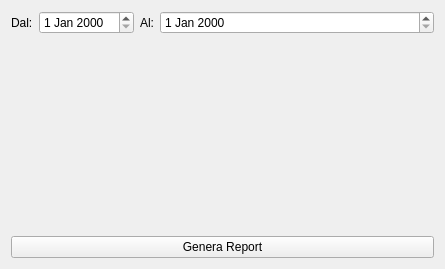
Above: cbuoni.ui from fblabs/cimiapp2 before the change. Below: the same form after it.
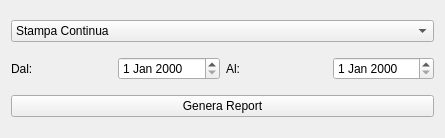
That is the form after the change. Icons and pictures are not drawn.

Commit message: 1.0.6 - added stampa buoni

The edit to the form file:
```diff
--- a/cbuoni.ui
+++ b/cbuoni.ui
@@ -7,7 +7,7 @@
     <x>0</x>
     <y>0</y>
     <width>445</width>
-    <height>269</height>
+    <height>138</height>
    </rect>
   </property>
   <property name="windowTitle">
@@ -17,13 +17,33 @@
    <iconset resource="graphics.qrc">
     <normaloff>:/Resources/Notepad.PNG</normaloff>:/Resources/Notepad.PNG</iconset>
   </property>
-  <layout class="QVBoxLayout" name="verticalLayout_2">
-   <item>
     <layout class="QVBoxLayout" name="verticalLayout">
      <item>
-      <layout class="QFormLayout" name="formLayout_3">
-       <item row="0" column="0">
-        <layout class="QFormLayout" name="formLayout">
+    <widget class="QComboBox" name="cbPrintNumber">
+     <item>
+      <property name="text">
+       <string>Stampa Continua</string>
+      </property>
+     </item>
+     <item>
+      <property name="text">
+       <string>Uno per pagina</string>
+      </property>
+     </item>
+     <item>
+      <property name="text">
+       <string>Due par pagina</string>
+      </property>
+     </item>
+     <item>
+      <property name="text">
+       <string>Quattro per pagina</string>
+      </property>
+     </item>
+    </widget>
+   </item>
+   <item>
+    <layout class="QGridLayout" name="gridLayout">
          <item row="0" column="0">
           <widget class="QLabel" name="label">
            <property name="text">
@@ -34,22 +54,16 @@
          <item row="0" column="1">
           <widget class="QDateEdit" name="deDal"/>
          </item>
-        </layout>
-       </item>
-       <item row="0" column="1">
-        <layout class="QFormLayout" name="formLayout_2">
-         <item row="0" column="0">
+     <item row="0" column="3">
+      <widget class="QDateEdit" name="deAL"/>
+     </item>
+     <item row="0" column="2">
           <widget class="QLabel" name="label_2">
            <property name="text">
             <string>Al:</string>
            </property>
           </widget>
          </item>
-         <item row="0" column="1">
-          <widget class="QDateEdit" name="deAL"/>
-         </item>
-        </layout>
-       </item>
       </layout>
      </item>
      <item>
@@ -68,8 +82,6 @@
         </size>
        </property>
       </widget>
-     </item>
-    </layout>
    </item>
   </layout>
  </widget>
```
Lines whose indentation alone changed are shown as unchanged. The commit also changes 11 other files.
